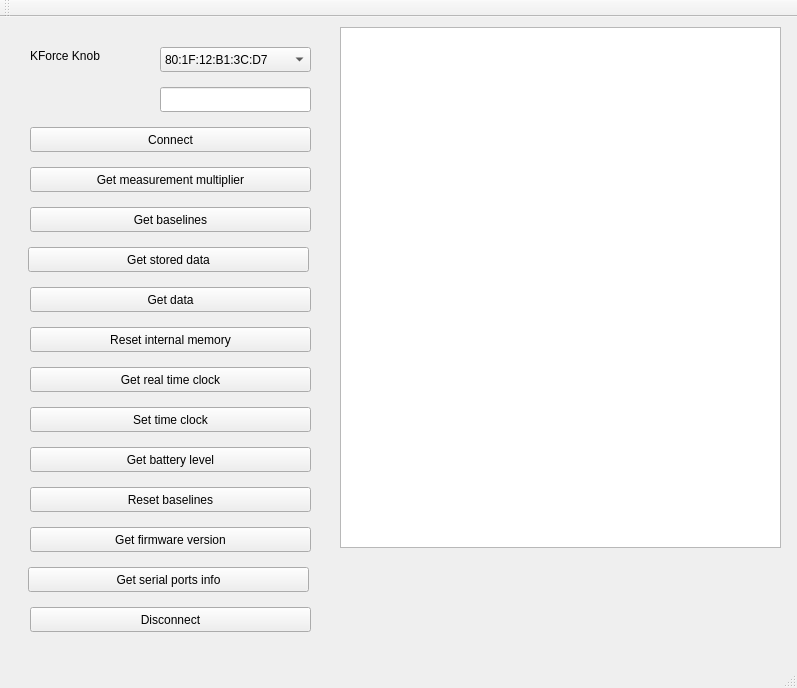
Before: the Qt Designer form mainwindow.ui in AliGhezalAG/kForceApp, drawn with Qt 5.
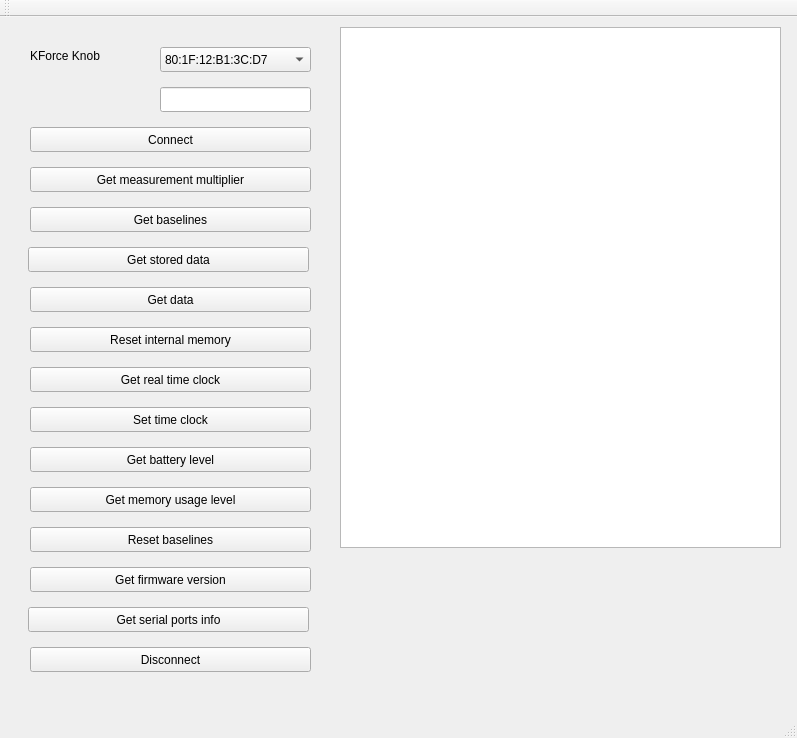
After: the same form once the commit is applied.

Commit message: get memory usage command OK

What changed in the file:
```diff
--- a/mainwindow.ui
+++ b/mainwindow.ui
@@ -7,7 +7,7 @@
     <x>0</x>
     <y>0</y>
     <width>797</width>
-    <height>688</height>
+    <height>738</height>
    </rect>
   </property>
   <property name="windowTitle">
@@ -154,7 +154,7 @@
     <property name="geometry">
      <rect>
       <x>30</x>
-      <y>590</y>
+      <y>630</y>
       <width>281</width>
       <height>25</height>
      </rect>
@@ -193,7 +193,7 @@
     <property name="geometry">
      <rect>
       <x>30</x>
-      <y>470</y>
+      <y>510</y>
       <width>281</width>
       <height>25</height>
      </rect>
@@ -206,7 +206,7 @@
     <property name="geometry">
      <rect>
       <x>30</x>
-      <y>510</y>
+      <y>550</y>
       <width>281</width>
       <height>25</height>
      </rect>
@@ -229,7 +229,7 @@
     <property name="geometry">
      <rect>
       <x>28</x>
-      <y>550</y>
+      <y>590</y>
       <width>281</width>
       <height>25</height>
      </rect>
@@ -251,6 +251,19 @@
      <string>Get stored data</string>
     </property>
    </widget>
+   <widget class="QPushButton" name="getMemoryUsageLevelButton">
+    <property name="geometry">
+     <rect>
+      <x>30</x>
+      <y>470</y>
+      <width>281</width>
+      <height>25</height>
+     </rect>
+    </property>
+    <property name="text">
+     <string>Get memory usage level</string>
+    </property>
+   </widget>
   </widget>
   <widget class="QMenuBar" name="menuBar">
    <property name="geometry">
```
The commit also changes 7 other files.
